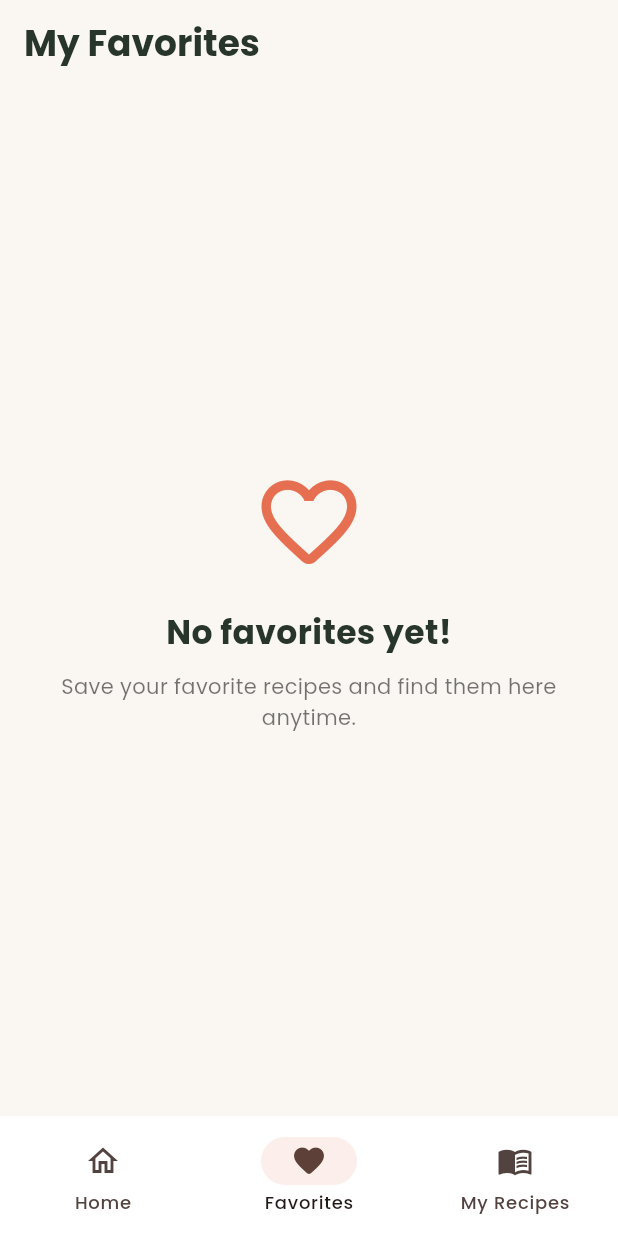
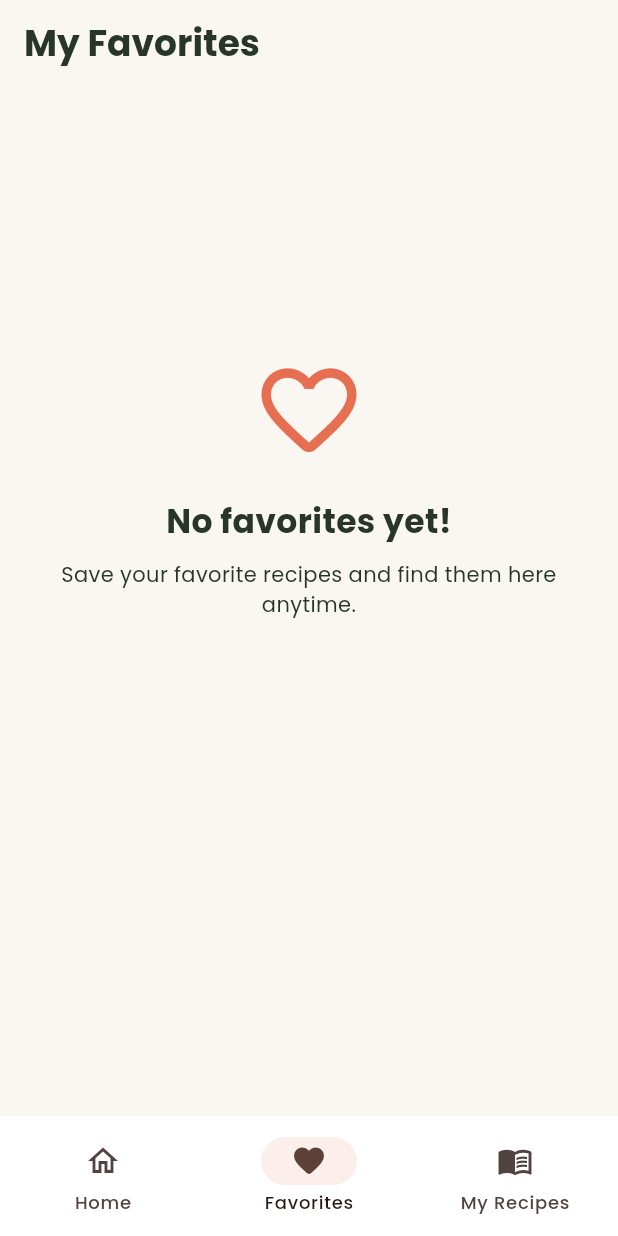
Before and after one commit to sedaahi/cookly-flutter, a Flutter app: the MainNavigationScreen screen opened directly, item 2 of the bottom bar chosen, on a phone screen of 412 x 824 dp. Run offline on Flutter 3.47's test engine with Material 3 defaults, Android fonts, the phone set to English and light mode, and no system bars; our stand-ins replace google_fonts, shared_preferences; accounts and stored records are empty; network calls fail.

Commit message:
feat: Favorites screen added

```diff
--- a/lib/screens/favorites_screen.dart
+++ b/lib/screens/favorites_screen.dart
@@ -1,10 +1,100 @@
-
+import 'package:flutter/foundation.dart';
 import 'package:flutter/material.dart';
 
+import '../models/recipe_model.dart';
+import '../services/api_service.dart';
+import '../services/local_storage_service.dart';
 import '../theme/app_theme.dart';
+import '../widgets/recipe_card.dart';
+import 'recipe_detail_screen.dart';
 
-class FavoritesScreen extends StatelessWidget {
-  const FavoritesScreen({super.key});
+class FavoritesScreen extends StatefulWidget {
+  final ValueListenable<int> refreshListenable;
+
+  const FavoritesScreen({super.key, required this.refreshListenable});
+  @override
+  State<FavoritesScreen> createState() => _FavoritesScreenState();
+}
+
+class _FavoritesScreenState extends State<FavoritesScreen> {
+  final ApiService _apiService = ApiService();
+  final LocalStorageService _storageService = LocalStorageService();
+
+  List<RecipeModel> favoriteRecipes = [];
+  bool isLoading = true;
+  String? errorMessage;
+
+  @override
+  void initState() {
+    super.initState();
+    widget.refreshListenable.addListener(onRefreshRequested);
+    loadFavorites();
+  }
+
+  Future<void> loadFavorites() async {
+    setState(() {
+      isLoading = true;
+      errorMessage = null;
+    });
+
+    try {
+      final favoriteIds = await _storageService.getFavorites();
+
+      if (favoriteIds.isEmpty) {
+        if (!mounted) return;
+
+        setState(() {
+          favoriteRecipes = [];
+          isLoading = false;
+        });
+        return;
+      }
+
+      final allRecipes = await _apiService.getRecipes();
+
+      if (!mounted) return;
+
+      setState(() {
+        favoriteRecipes = allRecipes
+            .where((recipe) => favoriteIds.contains(recipe.id))
+            .toList();
+
+        isLoading = false;
+      });
+    } catch (e) {
+      if (!mounted) return;
+
+      setState(() {
+        errorMessage = 'Could not load favorites.';
+        isLoading = false;
+      });
+    }
+  }
+
+  void onRefreshRequested() {
+    loadFavorites();
+  }
+
+  @override
+  void didUpdateWidget(covariant FavoritesScreen oldWidget) {
+    super.didUpdateWidget(oldWidget);
+
+    if (oldWidget.refreshListenable != widget.refreshListenable) {
+      oldWidget.refreshListenable.removeListener(onRefreshRequested);
+      widget.refreshListenable.addListener(onRefreshRequested);
+    }
+  }
+
+  @override
+  void dispose() {
+    widget.refreshListenable.removeListener(onRefreshRequested);
+    super.dispose();
+  }
+
+  Future<void> removeFavorite(int recipeId) async {
+    await _storageService.toggleFavorite(recipeId);
+    await loadFavorites();
+  }
 
   @override
   Widget build(BuildContext context) {
@@ -12,45 +102,66 @@ class FavoritesScreen extends StatelessWidget {
       appBar: AppBar(
         title: const Text(
           'My Favorites',
-          style: TextStyle(
-            fontSize: 24,
-            fontWeight: FontWeight.bold,
-          ),
+          style: TextStyle(fontSize: 24, fontWeight: FontWeight.bold),
         ),
         automaticallyImplyLeading: false,
       ),
-      body: Center(
-        child: Padding(
-          padding: const EdgeInsets.all(32),
-          child: Column(
-            mainAxisAlignment: MainAxisAlignment.center,
-            children: [
-              const Icon(
+      body: RefreshIndicator(
+        onRefresh: loadFavorites,
+        child: isLoading
+            ? const Center(child: CircularProgressIndicator())
+            : errorMessage != null
+            ? Center(child: Text(errorMessage!))
+            : favoriteRecipes.isEmpty
+            ? ListView(
+                children: const [
+                  SizedBox(height: 180),
+                  Icon(
                     Icons.favorite_border_rounded,
                     size: 76,
                     color: AppTheme.primary,
                   ),
-              const SizedBox(height: 20),
-              const Text(
+                  SizedBox(height: 20),
+                  Center(
+                    child: Text(
                       'No favorites yet!',
                       style: TextStyle(
                         fontSize: 22,
                         fontWeight: FontWeight.bold,
-                  color: AppTheme.textDark,
                       ),
                     ),
-              const SizedBox(height: 10),
-              const Text(
+                  ),
+                  SizedBox(height: 10),
+                  Padding(
+                    padding: EdgeInsets.symmetric(horizontal: 32),
+                    child: Text(
                       'Save your favorite recipes and find them here anytime.',
                       textAlign: TextAlign.center,
-                style: TextStyle(
-                  color: Colors.black54,
-                  fontSize: 14,
-                  height: 1.5,
                     ),
                   ),
                 ],
+              )
+            : ListView.builder(
+                padding: const EdgeInsets.all(20),
+                itemCount: favoriteRecipes.length,
+                itemBuilder: (context, index) {
+                  final recipe = favoriteRecipes[index];
+
+                  return RecipeCard(
+                    recipe: recipe,
+                    isFavorite: true,
+                    onFavoriteTap: () => removeFavorite(recipe.id),
+                    onTap: () {
+                      Navigator.push(
+                        context,
+                        MaterialPageRoute(
+                          builder: (context) =>
+                              RecipeDetailScreen(recipe: recipe),
                         ),
+                      );
+                    },
+                  );
+                },
               ),
       ),
     );
--- a/lib/screens/main_navigation_screen.dart
+++ b/lib/screens/main_navigation_screen.dart
@@ -15,14 +15,22 @@ class MainNavigationScreen extends StatefulWidget {
 class _MainNavigationScreenState extends State<MainNavigationScreen> {
   int selectedIndex = 0;
 
-  final List<Widget> pages = const [
-    HomeScreen(),
-    FavoritesScreen(),
-    MyRecipesScreen(),
-  ];
+  final ValueNotifier<int> favoritesRefreshNotifier = ValueNotifier<int>(0);
+
+  @override
+  void dispose() {
+    favoritesRefreshNotifier.dispose();
+    super.dispose();
+  }
 
   @override
   Widget build(BuildContext context) {
+    final pages = [
+      HomeScreen(refreshListenable: favoritesRefreshNotifier),
+      FavoritesScreen(refreshListenable: favoritesRefreshNotifier),
+      const MyRecipesScreen(),
+    ];
+
     return Scaffold(
       body: IndexedStack(index: selectedIndex, children: pages),
       bottomNavigationBar: NavigationBar(
@@ -30,9 +38,16 @@ class _MainNavigationScreenState extends State<MainNavigationScreen> {
         backgroundColor: Colors.white,
         indicatorColor: AppTheme.primary.withValues(alpha: 0.12),
         onDestinationSelected: (index) {
+          if (index == selectedIndex) return;
+
           setState(() {
             selectedIndex = index;
           });
+
+          if (index == 0 || index == 1) {
+            favoritesRefreshNotifier.value++;
+            debugPrint('Favorites refresh: $index');
+          }
         },
         destinations: const [
           NavigationDestination(
```
Also changed, not shown: lib/screens/home_screen.dart (+49 -30 lines), 1 other file. Lines whose indentation alone changed are shown as unchanged.
